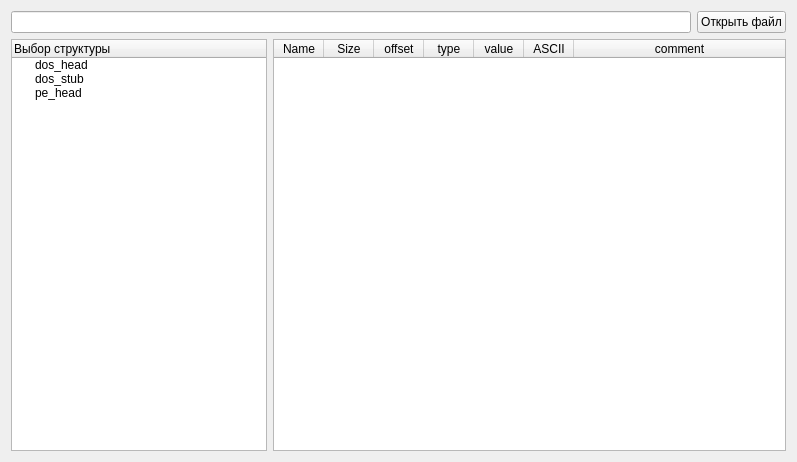
The window that pekillerwin.ui (electrobas94/PE_killer) describes before a commit, drawn with Qt 5.
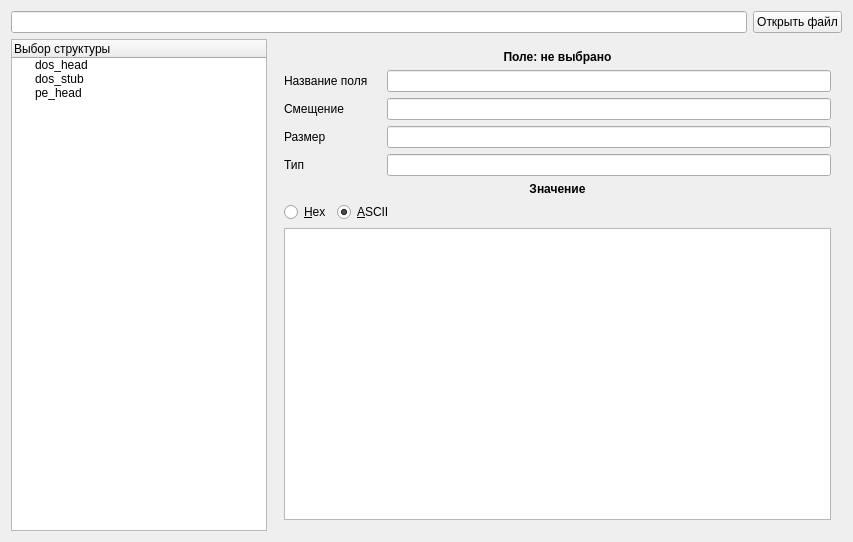
The same window after the commit.

Commit message: change UI. Add class data reader

What changed in the file:
```diff
--- a/pekillerwin.ui
+++ b/pekillerwin.ui
@@ -6,8 +6,8 @@
    <rect>
     <x>0</x>
     <y>0</y>
-    <width>797</width>
-    <height>462</height>
+    <width>853</width>
+    <height>542</height>
    </rect>
   </property>
   <property name="windowTitle">
@@ -62,48 +62,164 @@
        </widget>
       </item>
       <item>
-       <widget class="QTableWidget" name="tableWidget">
-        <attribute name="horizontalHeaderDefaultSectionSize">
-         <number>50</number>
-        </attribute>
-        <attribute name="horizontalHeaderStretchLastSection">
-         <bool>true</bool>
-        </attribute>
-        <column>
-         <property name="text">
-          <string>Name</string>
-         </property>
-        </column>
-        <column>
-         <property name="text">
-          <string>Size</string>
-         </property>
-        </column>
-        <column>
-         <property name="text">
-          <string>offset</string>
-         </property>
-        </column>
-        <column>
-         <property name="text">
-          <string>type</string>
-         </property>
-        </column>
-        <column>
-         <property name="text">
-          <string>value</string>
-         </property>
-        </column>
-        <column>
-         <property name="text">
-          <string>ASCII</string>
-         </property>
-        </column>
-        <column>
-         <property name="text">
-          <string>comment</string>
-         </property>
-        </column>
+       <widget class="QWidget" name="widget" native="true">
+        <layout class="QVBoxLayout" name="verticalLayout_2">
+         <item>
+          <widget class="QLabel" name="label_5">
+           <property name="text">
+            <string>&lt;html&gt;&lt;head/&gt;&lt;body&gt;&lt;p align=&quot;center&quot;&gt;&lt;span style=&quot; font-weight:600;&quot;&gt;Поле: не выбрано&lt;/span&gt;&lt;/p&gt;&lt;/body&gt;&lt;/html&gt;</string>
+           </property>
+          </widget>
+         </item>
+         <item>
+          <layout class="QHBoxLayout" name="horizontalLayout_4">
+           <item>
+            <widget class="QLabel" name="label">
+             <property name="minimumSize">
+              <size>
+               <width>97</width>
+               <height>0</height>
+              </size>
+             </property>
+             <property name="maximumSize">
+              <size>
+               <width>97</width>
+               <height>16777215</height>
+              </size>
+             </property>
+             <property name="text">
+              <string>Название поля</string>
+             </property>
+            </widget>
+           </item>
+           <item>
+            <widget class="QLineEdit" name="lineEdit_2"/>
+           </item>
+          </layout>
+         </item>
+         <item>
+          <layout class="QHBoxLayout" name="horizontalLayout_5">
+           <item>
+            <widget class="QLabel" name="label_2">
+             <property name="minimumSize">
+              <size>
+               <width>97</width>
+               <height>0</height>
+              </size>
+             </property>
+             <property name="maximumSize">
+              <size>
+               <width>97</width>
+               <height>16777215</height>
+              </size>
+             </property>
+             <property name="text">
+              <string>Смещение</string>
+             </property>
+            </widget>
+           </item>
+           <item>
+            <widget class="QLineEdit" name="lineEdit_3"/>
+           </item>
+          </layout>
+         </item>
+         <item>
+          <layout class="QHBoxLayout" name="horizontalLayout_6">
+           <item>
+            <widget class="QLabel" name="label_3">
+             <property name="minimumSize">
+              <size>
+               <width>97</width>
+               <height>0</height>
+              </size>
+             </property>
+             <property name="maximumSize">
+              <size>
+               <width>97</width>
+               <height>16777215</height>
+              </size>
+             </property>
+             <property name="text">
+              <string>Размер</string>
+             </property>
+            </widget>
+           </item>
+           <item>
+            <widget class="QLineEdit" name="lineEdit_4"/>
+           </item>
+          </layout>
+         </item>
+         <item>
+          <layout class="QGridLayout" name="gridLayout">
+           <item row="0" column="0">
+            <widget class="QLabel" name="label_4">
+             <property name="minimumSize">
+              <size>
+               <width>97</width>
+               <height>0</height>
+              </size>
+             </property>
+             <property name="maximumSize">
+              <size>
+               <width>97</width>
+               <height>16777215</height>
+              </size>
+             </property>
+             <property name="text">
+              <string>Тип</string>
+             </property>
+            </widget>
+           </item>
+           <item row="0" column="1">
+            <widget class="QLineEdit" name="lineEdit_5"/>
+           </item>
+          </layout>
+         </item>
+         <item>
+          <widget class="QLabel" name="label_6">
+           <property name="text">
+            <string>&lt;html&gt;&lt;head/&gt;&lt;body&gt;&lt;p align=&quot;center&quot;&gt;&lt;span style=&quot; font-weight:600;&quot;&gt;Значение&lt;/span&gt;&lt;/p&gt;&lt;/body&gt;&lt;/html&gt;</string>
+           </property>
+          </widget>
+         </item>
+         <item>
+          <layout class="QHBoxLayout" name="horizontalLayout_3">
+           <item>
+            <widget class="QRadioButton" name="radioButton_2">
+             <property name="text">
+              <string>&amp;Hex</string>
+             </property>
+            </widget>
+           </item>
+           <item>
+            <widget class="QRadioButton" name="radioButton">
+             <property name="text">
+              <string>&amp;ASCII</string>
+             </property>
+             <property name="checked">
+              <bool>true</bool>
+             </property>
+            </widget>
+           </item>
+           <item>
+            <spacer name="horizontalSpacer">
+             <property name="orientation">
+              <enum>Qt::Horizontal</enum>
+             </property>
+             <property name="sizeHint" stdset="0">
+              <size>
+               <width>40</width>
+               <height>20</height>
+              </size>
+             </property>
+            </spacer>
+           </item>
+          </layout>
+         </item>
+         <item>
+          <widget class="QPlainTextEdit" name="plainTextEdit"/>
+         </item>
+        </layout>
        </widget>
       </item>
      </layout>
```
The commit also changes 10 other files.
